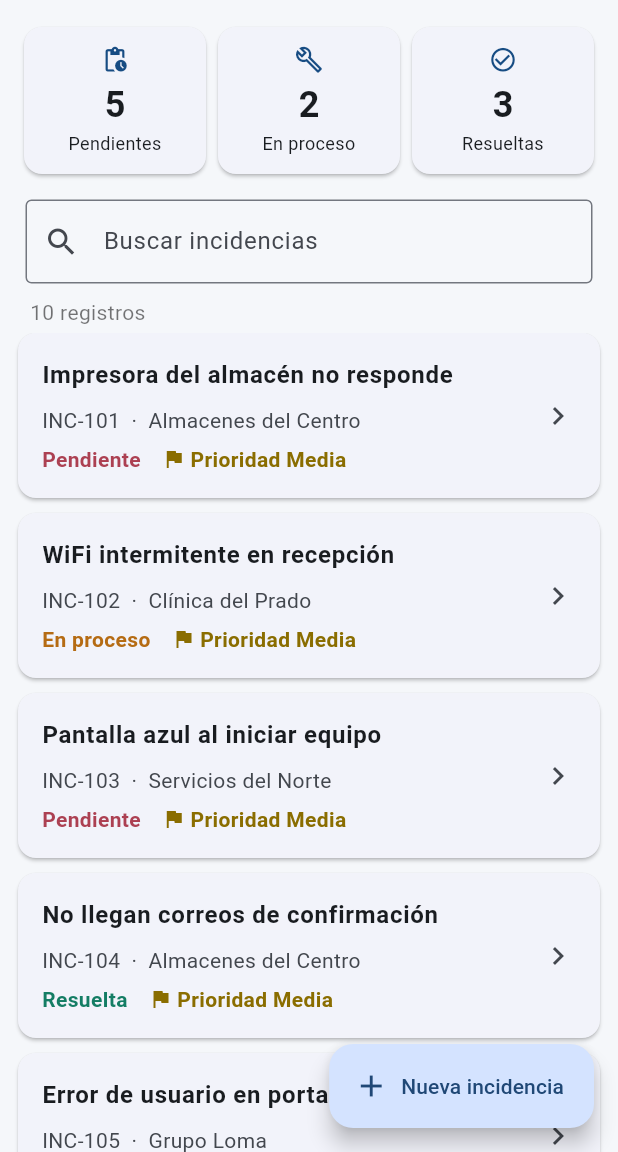
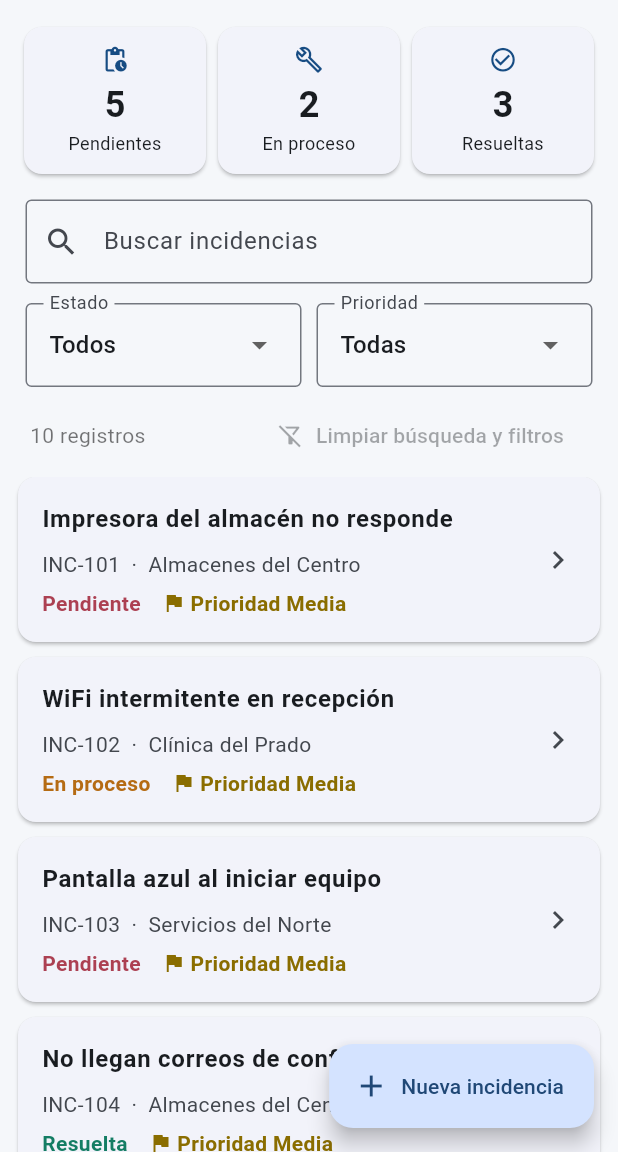
Before and after one commit to PicazoArturo/NexaSoftSolutions, a Flutter app: the screen it shows after launch, on a phone screen of 412 x 824 dp, the part 84-1236 px from its top. Run offline on Flutter 3.47's test engine with Material 3 defaults, Android fonts, the phone set to English and light mode, and no system bars; our stand-ins replace shared_preferences.

Commit message:
feat(FEAT-002): filtros de estado y prioridad en la pantalla principal
- Selectores Estado (Todos, Pendiente, En proceso, Resuelta) y
  Prioridad (Todas, Baja, Media, Alta) junto al buscador.
- Botón visible 'Limpiar búsqueda y filtros' que restablece los tres.
- Sin resultados se muestra un mensaje claro con opción de limpiar.
- Los totales del tablero siguen calculándose sobre todos los registros.

```diff
--- a/lib/ui/pantalla_detalle.dart
+++ b/lib/ui/pantalla_detalle.dart
@@ -81,7 +81,7 @@ class _PantallaDetalleState extends State<PantallaDetalle> {
                     DropdownButtonFormField<String>(
                       value: item.estado,
                       decoration: const InputDecoration(labelText: 'Estado actual', border: OutlineInputBorder()),
-                      items: ['Pendiente', 'En proceso', 'Resuelta']
+                      items: Incidencia.estados
                           .map((v) => DropdownMenuItem(value: v, child: Text(v)))
                           .toList(),
                       onChanged: guardando ? null : cambiar,
--- a/lib/ui/pantalla_principal.dart
+++ b/lib/ui/pantalla_principal.dart
@@ -16,11 +16,60 @@ class _PantallaPrincipalState extends State<PantallaPrincipal> {
   bool cargando = true;
   String? error;
   String busqueda = '';
+  String filtroEstado = GestorIncidencias.todosLosEstados;
+  String filtroPrioridad = GestorIncidencias.todasLasPrioridades;
+  final buscador = TextEditingController();
+
+  bool get hayFiltrosActivos =>
+      busqueda.trim().isNotEmpty ||
+      filtroEstado != GestorIncidencias.todosLosEstados ||
+      filtroPrioridad != GestorIncidencias.todasLasPrioridades;
 
   @override
   void initState() {
     super.initState();
     cargar();
+  }
+
+  @override
+  void dispose() {
+    buscador.dispose();
+    super.dispose();
+  }
+
+  void limpiarFiltros() {
+    buscador.clear();
+    setState(() {
+      busqueda = '';
+      filtroEstado = GestorIncidencias.todosLosEstados;
+      filtroPrioridad = GestorIncidencias.todasLasPrioridades;
+    });
+  }
+
+  Widget filtro(String llave, String etiqueta, String valor, List<String> opciones,
+      ValueChanged<String> alCambiar) {
+    return Expanded(
+      child: InputDecorator(
+        decoration: InputDecoration(
+          labelText: etiqueta,
+          border: const OutlineInputBorder(),
+          contentPadding: const EdgeInsets.symmetric(horizontal: 12, vertical: 4),
+        ),
+        child: DropdownButtonHideUnderline(
+          child: DropdownButton<String>(
+            key: Key(llave),
+            value: valor,
+            isExpanded: true,
+            items: opciones
+                .map((v) => DropdownMenuItem(value: v, child: Text(v)))
+                .toList(),
+            onChanged: (v) {
+              if (v != null) alCambiar(v);
+            },
+          ),
+        ),
+      ),
+    );
   }
 
   Future<void> cargar() async {
@@ -90,7 +139,11 @@ class _PantallaPrincipalState extends State<PantallaPrincipal> {
 
   @override
   Widget build(BuildContext context) {
-    final items = g.buscar(busqueda);
+    final items = g.filtrar(
+      texto: busqueda,
+      estado: filtroEstado,
+      prioridad: filtroPrioridad,
+    );
     return Scaffold(
       appBar: AppBar(
         title: const Text('NexaSoft | Incidencias'),
@@ -157,6 +210,7 @@ class _PantallaPrincipalState extends State<PantallaPrincipal> {
                         Padding(
                           padding: const EdgeInsets.symmetric(horizontal: 17, vertical: 5),
                           child: TextField(
+                            controller: buscador,
                             decoration: const InputDecoration(
                               labelText: 'Buscar incidencias',
                               hintText: 'Ejemplo: WiFi, correo, pantalla',
@@ -167,15 +221,54 @@ class _PantallaPrincipalState extends State<PantallaPrincipal> {
                           ),
                         ),
                         Padding(
+                          padding: const EdgeInsets.fromLTRB(17, 8, 17, 4),
+                          child: Row(children: [
+                            filtro('filtro-estado', 'Estado', filtroEstado,
+                                [GestorIncidencias.todosLosEstados, ...Incidencia.estados],
+                                (v) => setState(() => filtroEstado = v)),
+                            const SizedBox(width: 10),
+                            filtro('filtro-prioridad', 'Prioridad', filtroPrioridad,
+                                [GestorIncidencias.todasLasPrioridades, ...Incidencia.prioridades],
+                                (v) => setState(() => filtroPrioridad = v)),
+                          ]),
+                        ),
+                        Padding(
                           padding: const EdgeInsets.symmetric(horizontal: 20, vertical: 4),
-                          child: Align(
-                            alignment: Alignment.centerLeft,
-                            child: Text('${items.length} registros', style: const TextStyle(color: Colors.black54)),
-                          ),
+                          child: Row(children: [
+                            Text('${items.length} registros', style: const TextStyle(color: Colors.black54)),
+                            const Spacer(),
+                            TextButton.icon(
+                              key: const Key('limpiar-filtros'),
+                              onPressed: hayFiltrosActivos ? limpiarFiltros : null,
+                              icon: const Icon(Icons.filter_alt_off_outlined),
+                              label: const Text('Limpiar búsqueda y filtros'),
+                            ),
+                          ]),
                         ),
                         Expanded(
                           child: items.isEmpty
-                              ? const Center(child: Text('No se encontraron incidencias'))
+                              ? Center(
+                                  child: Padding(
+                                    padding: const EdgeInsets.all(24),
+                                    child: Column(mainAxisSize: MainAxisSize.min, children: [
+                                      const Icon(Icons.search_off, size: 40, color: Colors.black38),
+                                      const SizedBox(height: 10),
+                                      Text(
+                                        hayFiltrosActivos
+                                            ? 'Ninguna incidencia coincide con la búsqueda y los filtros.'
+                                            : 'No hay incidencias registradas.',
+                                        textAlign: TextAlign.center,
+                                      ),
+                                      if (hayFiltrosActivos) ...[
+                                        const SizedBox(height: 12),
+                                        FilledButton.tonal(
+                                          onPressed: limpiarFiltros,
+                                          child: const Text('Limpiar búsqueda y filtros'),
+                                        ),
+                                      ],
+                                    ]),
+                                  ),
+                                )
                               : ListView.builder(
                                   padding: const EdgeInsets.only(left: 12, right: 12, bottom: 100),
                                   itemCount: items.length,
```
